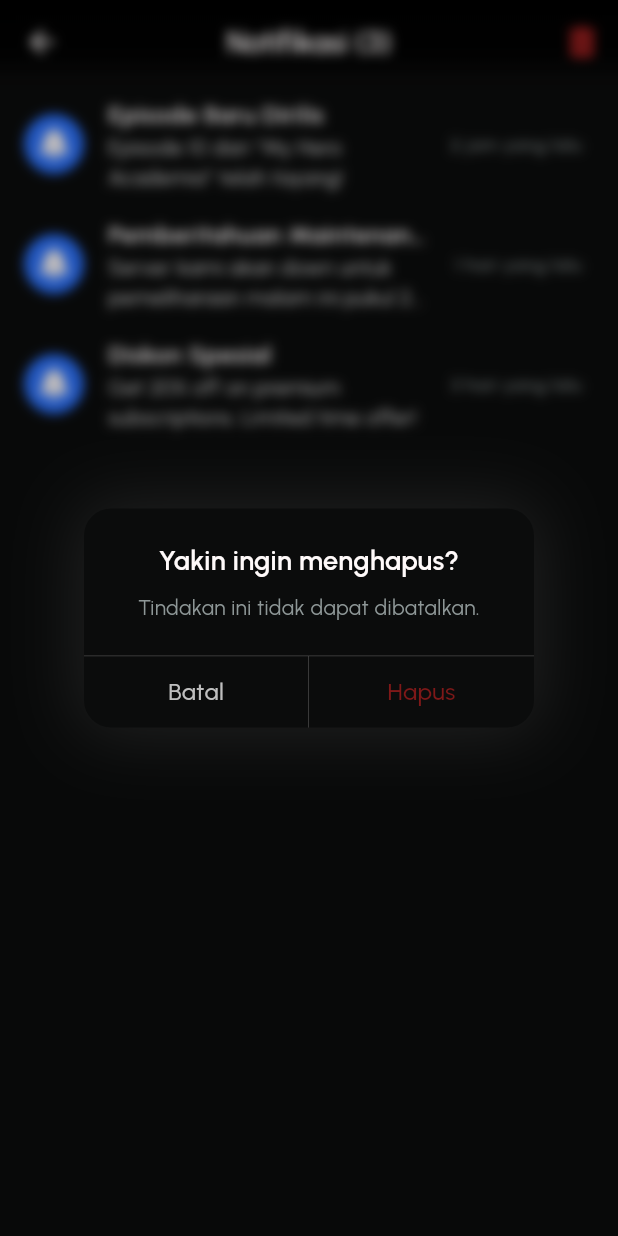
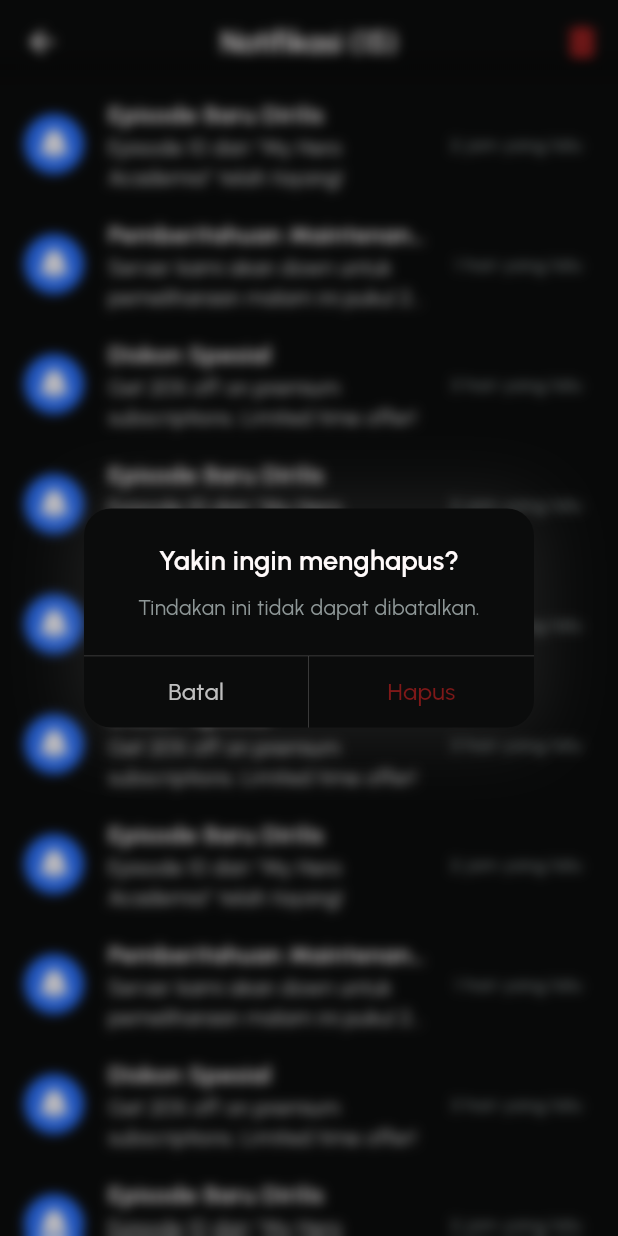
Before and after one commit to kudanilll/kunime, a Flutter app: the NotificationScreen screen opened by its route, after a tap on an icon or button, on a phone screen of 412 x 824 dp. Run offline on Flutter 3.47's test engine with Material 3 defaults, Android fonts, the phone set to English and light mode, and no system bars; our stand-ins replace cached_network_image, card_swiper, flutter_riverpod, flutter_svg, go_router, shared_preferences; accounts and stored records are empty; network calls fail.

Commit message:
feat(home): update background colors and improve screen layouts
- Replace hardcoded Colors.black with AppTokens.background for consistent theming
- Add bottom padding to ListViews to prevent content from being obscured by system UI
- Extend notification screen with sample data and adjust its layout
- Set consistent background colors across home, search, and notification screens

Signed-off-by: Achmad Daniel Syahputra <achmad24daniel@gmail.com>

```diff
--- a/lib/features/home/presentation/screens/search_screen.dart
+++ b/lib/features/home/presentation/screens/search_screen.dart
@@ -67,7 +67,7 @@ class _SearchScreenState extends ConsumerState<SearchScreen> {
     }
 
     return Scaffold(
-      backgroundColor: Theme.of(context).scaffoldBackgroundColor,
+      backgroundColor: AppTokens.background,
       extendBodyBehindAppBar: true,
       appBar: AppBar(
         automaticallyImplyLeading: false,
@@ -79,8 +79,8 @@ class _SearchScreenState extends ConsumerState<SearchScreen> {
               begin: Alignment.topCenter,
               end: Alignment.bottomCenter,
               colors: [
-                Colors.black,
-                Colors.black.withValues(alpha: 0.9),
+                AppTokens.background,
+                AppTokens.background.withValues(alpha: 0.9),
                 Colors.transparent,
               ],
               stops: const [0.0, 0.6, 1.0],
@@ -184,7 +184,9 @@ class _SearchScreenState extends ConsumerState<SearchScreen> {
           ),
           Expanded(
             child: ListView.builder(
-              padding: EdgeInsets.zero,
+              padding: EdgeInsets.only(
+                bottom: MediaQuery.of(context).padding.bottom,
+              ),
               itemCount: state.history.length,
               itemBuilder: (_, i) {
                 final anime = state.history[i];
@@ -223,6 +225,7 @@ class _SearchScreenState extends ConsumerState<SearchScreen> {
         controller: _scrollController,
         padding: EdgeInsets.only(
           top: MediaQuery.of(context).padding.top + kToolbarHeight,
+          bottom: MediaQuery.of(context).padding.bottom,
         ),
         itemCount: state.results.length,
         itemBuilder: (_, i) {
--- a/lib/features/home/presentation/widgets/home_top_bar.dart
+++ b/lib/features/home/presentation/widgets/home_top_bar.dart
@@ -1,6 +1,7 @@
 import 'package:flutter/material.dart';
 import 'package:kunime/app/router/nav_ext.dart';
 import 'package:kunime/core/themes/app_colors.dart';
+import 'package:kunime/core/themes/app_tokens.dart';
 import 'package:kunime/core/widgets/svg_icon.dart';
 
 class HomeTopBar extends StatelessWidget implements PreferredSizeWidget {
@@ -20,8 +21,8 @@ class HomeTopBar extends StatelessWidget implements PreferredSizeWidget {
             begin: Alignment.topCenter,
             end: Alignment.bottomCenter,
             colors: [
-              Colors.black,
-              Colors.black.withValues(alpha: 0.9),
+              AppTokens.background,
+              AppTokens.background.withValues(alpha: 0.9),
               Colors.transparent,
             ],
             stops: const [0.0, 0.6, 1.0],
--- a/lib/features/notification/presentation/screens/notification_screen.dart
+++ b/lib/features/notification/presentation/screens/notification_screen.dart
@@ -2,6 +2,7 @@ import 'package:flutter/material.dart';
 import 'package:flutter/services.dart';
 import 'package:kunime/core/overlays/dialog_overlay.dart';
 import 'package:kunime/core/themes/app_colors.dart';
+import 'package:kunime/core/themes/app_tokens.dart';
 import 'package:kunime/core/widgets/svg_icon.dart';
 import 'package:kunime/core/widgets/toast.dart';
 
@@ -14,6 +15,70 @@ class NotificationScreen extends StatefulWidget {
 class _NotificationScreenState extends State<NotificationScreen> {
   // Dummy data
   List<Map<String, String>> notifications = [
+    {
+      'title': 'Episode Baru Dirilis',
+      'subtitle': 'Episode 10 dari “My Hero Academia” telah tayang!',
+      'time': '2 jam yang lalu',
+    },
+    {
+      'title': 'Pemberitahuan Maintenance',
+      'subtitle':
+          'Server kami akan down untuk pemeliharaan malam ini pukul 22.00 WIB.',
+      'time': '1 hari yang lalu',
+    },
+    {
+      'title': 'Diskon Spesial',
+      'subtitle': 'Get 20% off on premium subscriptions. Limited time offer!',
+      'time': '3 hari yang lalu',
+    },
+    {
+      'title': 'Episode Baru Dirilis',
+      'subtitle': 'Episode 10 dari “My Hero Academia” telah tayang!',
+      'time': '2 jam yang lalu',
+    },
+    {
+      'title': 'Pemberitahuan Maintenance',
+      'subtitle':
+          'Server kami akan down untuk pemeliharaan malam ini pukul 22.00 WIB.',
+      'time': '1 hari yang lalu',
+    },
+    {
+      'title': 'Diskon Spesial',
+      'subtitle': 'Get 20% off on premium subscriptions. Limited time offer!',
+      'time': '3 hari yang lalu',
+    },
+    {
+      'title': 'Episode Baru Dirilis',
+      'subtitle': 'Episode 10 dari “My Hero Academia” telah tayang!',
+      'time': '2 jam yang lalu',
+    },
+    {
+      'title': 'Pemberitahuan Maintenance',
+      'subtitle':
+          'Server kami akan down untuk pemeliharaan malam ini pukul 22.00 WIB.',
+      'time': '1 hari yang lalu',
+    },
+    {
+      'title': 'Diskon Spesial',
+      'subtitle': 'Get 20% off on premium subscriptions. Limited time offer!',
+      'time': '3 hari yang lalu',
+    },
+    {
+      'title': 'Episode Baru Dirilis',
+      'subtitle': 'Episode 10 dari “My Hero Academia” telah tayang!',
+      'time': '2 jam yang lalu',
+    },
+    {
+      'title': 'Pemberitahuan Maintenance',
+      'subtitle':
+          'Server kami akan down untuk pemeliharaan malam ini pukul 22.00 WIB.',
+      'time': '1 hari yang lalu',
+    },
+    {
+      'title': 'Diskon Spesial',
+      'subtitle': 'Get 20% off on premium subscriptions. Limited time offer!',
+      'time': '3 hari yang lalu',
+    },
     {
       'title': 'Episode Baru Dirilis',
       'subtitle': 'Episode 10 dari “My Hero Academia” telah tayang!',
@@ -65,6 +130,8 @@ class _NotificationScreenState extends State<NotificationScreen> {
   @override
   Widget build(BuildContext context) {
     return Scaffold(
+      backgroundColor: AppTokens.background,
+      extendBodyBehindAppBar: true,
       appBar: AppBar(
         backgroundColor: Colors.transparent,
         flexibleSpace: Container(
@@ -73,8 +140,8 @@ class _NotificationScreenState extends State<NotificationScreen> {
               begin: Alignment.topCenter,
               end: Alignment.bottomCenter,
               colors: [
-                Colors.black,
-                Colors.black.withValues(alpha: 0.9),
+                AppTokens.background,
+                AppTokens.background.withValues(alpha: 0.9),
                 Colors.transparent,
               ],
               stops: const [0.0, 0.6, 1.0],
@@ -108,7 +175,10 @@ class _NotificationScreenState extends State<NotificationScreen> {
               ),
             )
           : ListView.builder(
-              padding: EdgeInsets.zero,
+              padding: EdgeInsets.only(
+                top: MediaQuery.of(context).padding.top + kToolbarHeight,
+                bottom: MediaQuery.of(context).padding.bottom,
+              ),
               itemCount: notifications.length,
               itemBuilder: (context, index) {
                 final notification = notifications[index];
```
